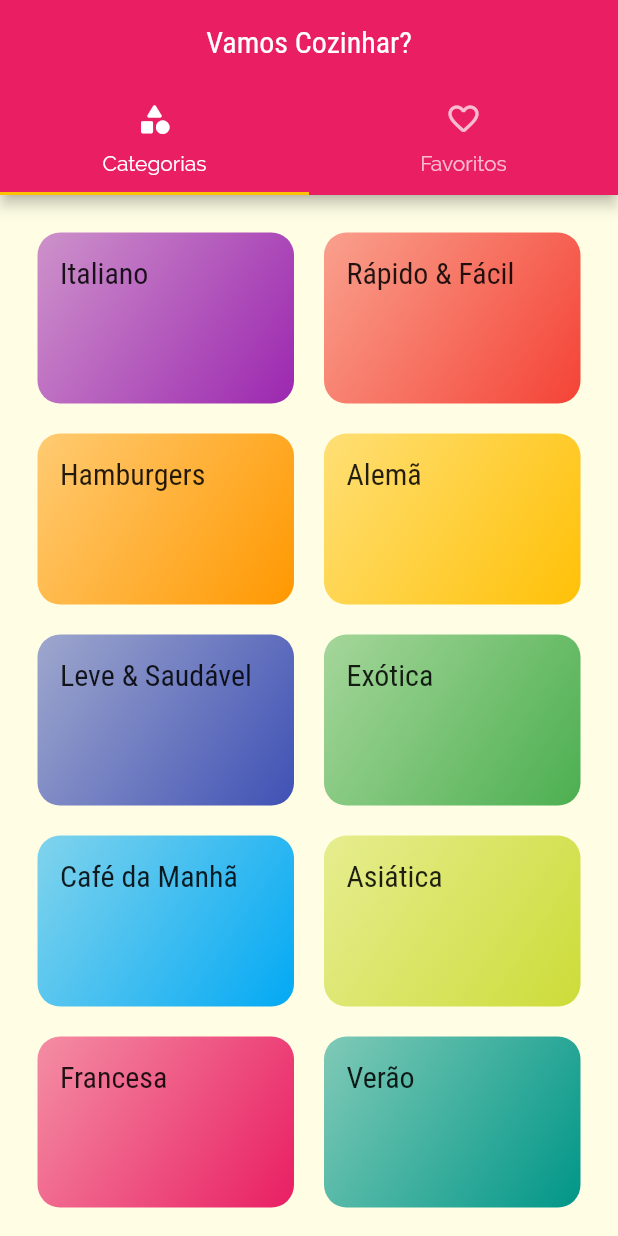
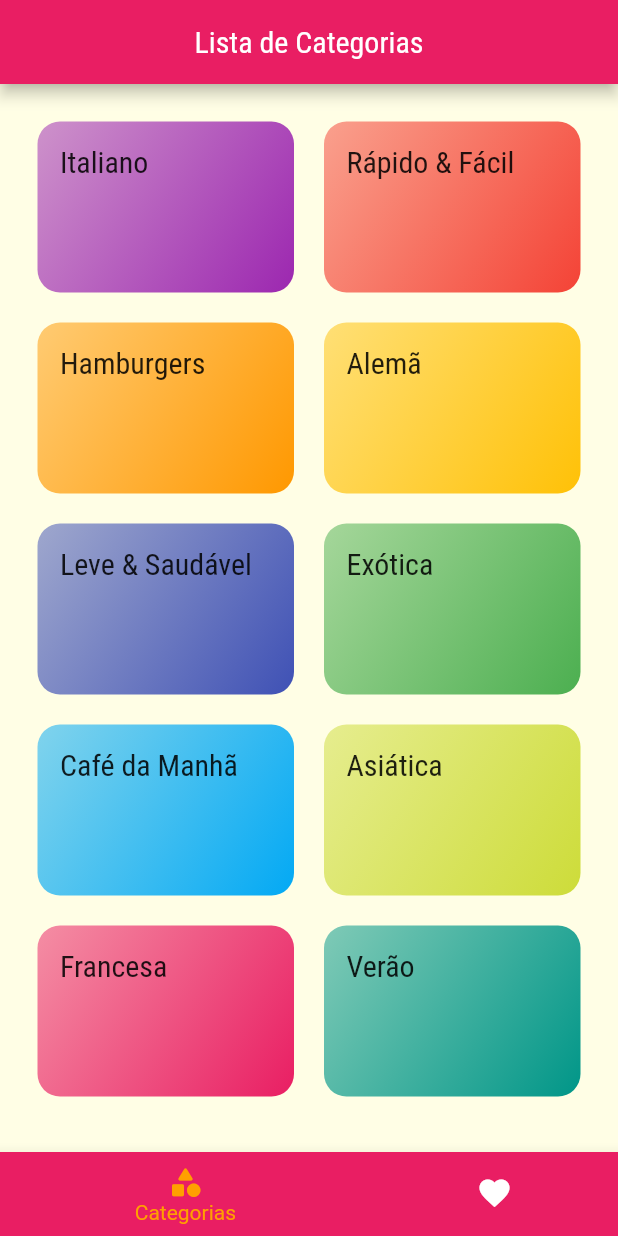
Before and after one commit to EduardoVitech/Revenue, a Flutter app: the screen it shows after launch, on a phone screen of 412 x 824 dp. Run offline on Flutter 3.47's test engine with Material 2 defaults, Android fonts, the light colour scheme and no system bars.

Commit message:
Adicionando tabbar na parte inferior

```diff
--- a/lib/main.dart
+++ b/lib/main.dart
@@ -20,7 +20,7 @@ class MyApp extends StatelessWidget {
       theme: ThemeData(
         primarySwatch: Colors.pink,
         // ignore: deprecated_member_use
-        accentColor: Colors.amber,
+        accentColor: Colors.amber.shade700,
         fontFamily: 'Raleway',
         canvasColor: const Color.fromRGBO(255, 254, 229, 1),
         textTheme: ThemeData.light().textTheme.copyWith(
--- a/lib/pages/tabs_page/tabs_page.dart
+++ b/lib/pages/tabs_page/tabs_page.dart
@@ -2,35 +2,58 @@ import 'package:flutter/material.dart';
 import 'package:revenue/pages/category_page/category_page.dart';
 import 'package:revenue/pages/favorite_page/favorite_page.dart';
 
-class TabsPage extends StatelessWidget {
+class TabsPage extends StatefulWidget {
+  @override
+  State<TabsPage> createState() => _TabsPageState();
+}
+
+class _TabsPageState extends State<TabsPage> {
+  int _selectePageIndex = 0;
+  final List<Widget> _pages = [
+    const CategoryPage(),
+    FavoritePage(),
+  ];
+
+  final List<String> _titles = [
+    'Lista de Categorias',
+    'Meus Favoritos',
+  ];
+
+  _selectedPage(int index) {
+    setState(() {
+      _selectePageIndex = index;
+    });
+  }
+
   @override
   Widget build(BuildContext context) {
-    return DefaultTabController(
-      length: 2,
-      child: Scaffold(
-        appBar: AppBar(
-          title: const Center(
-            child: Text('Vamos Cozinhar?'),
+    return Scaffold(
+      appBar: AppBar(
+        title: Center(
+          child: Text(_titles[_selectePageIndex]),
+        ),
+      ),
+      body: _pages[_selectePageIndex],
+      bottomNavigationBar: BottomNavigationBar(
+        onTap: _selectedPage,
+        backgroundColor: Theme.of(context).primaryColor,
+        // ignore: deprecated_member_use
+        selectedItemColor: Theme.of(context).accentColor,
+        unselectedItemColor: Colors.white,
+        currentIndex: _selectePageIndex,
+        type: BottomNavigationBarType.shifting,
+        items: [
+          BottomNavigationBarItem(
+            backgroundColor: Theme.of(context).primaryColor,
+            icon: const Icon(Icons.category_rounded),
+            label: 'Categorias',
           ),
-          bottom: const TabBar(
-            tabs: [
-              Tab(
-                icon: Icon(Icons.category_rounded),
-                text: 'Categorias',
-              ),
-              Tab(
-                icon: Icon(Icons.favorite_border_rounded),
-                text: 'Favoritos',
-              ),
-            ],
+          BottomNavigationBarItem(
+            backgroundColor: Theme.of(context).primaryColor,
+            icon: const Icon(Icons.favorite),
+            label: 'Favoritos',
           ),
-        ),
-        body: TabBarView(
-          children: [
-            const CategoryPage(),
-            FavoritePage(),
-          ],
-        ),
+        ],
       ),
     );
   }
```
